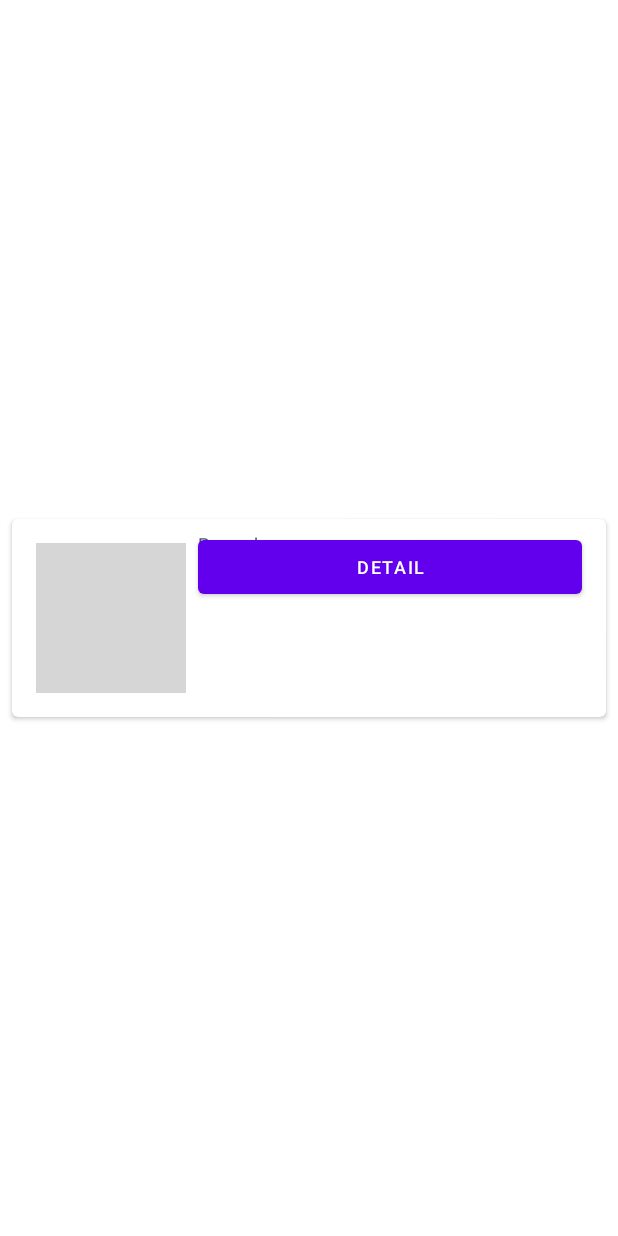
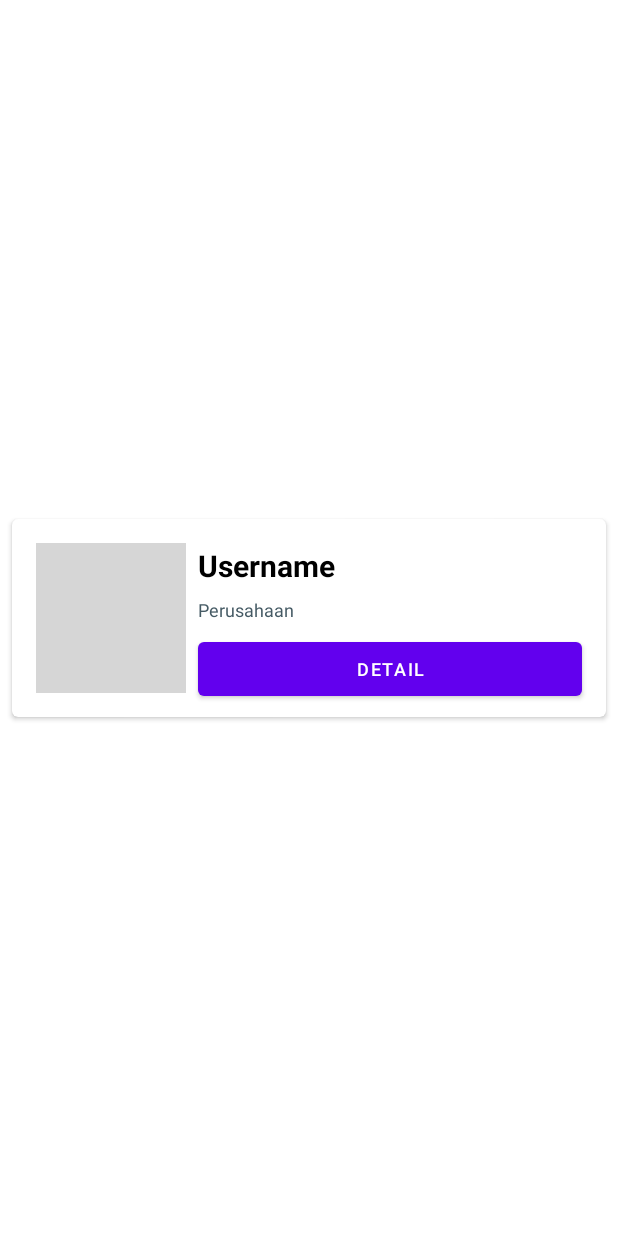
Before and after one commit to bahrianpro/GithubUser, an Android app: the layout item_user_list.xml on its own in the app's theme, with its tools: preview values and no code run, on a phone screen of 412 x 824 dp. Run offline under Robolectric (Android 15) with nearby library versions, the phone set to English and light mode, and no system bars; grey boxes are pictures that could not be loaded.

Commit message:
perbaikan1

```diff
--- a/app/src/main/java/com/bahrianpro/githubuser/MainActivity.kt
+++ b/app/src/main/java/com/bahrianpro/githubuser/MainActivity.kt
@@ -31,18 +31,19 @@ class MainActivity : AppCompatActivity() {
         val dtCompany = resources.getStringArray(R.array.dt_company)
         val dtFollowers = resources.getStringArray(R.array.dt_followers)
         val dtFollowing = resources.getStringArray(R.array.dt_following)
-        val dtAvatares = resources.getStringArray(R.array.dt_avatares)
+        val dtAvatares = resources.obtainTypedArray(R.array.dt_avatares)
 
         val listUser = ArrayList<UserList>()
         for (i in dtUsername.indices){
             val userL = UserList(
+                            dtUsername[i],
                             dtName[i],
                             dtLocation[i],
                             dtRepository[i],
                             dtCompany[i],
                             dtFollowers[i],
                             dtFollowing[i],
-                            dtAvatares[i]
+                            dtAvatares.getResourceId(i, -1)
             )
             listUser.add(userL)
         }
--- a/app/src/main/java/com/bahrianpro/githubuser/adapter/UserListAdapter.kt
+++ b/app/src/main/java/com/bahrianpro/githubuser/adapter/UserListAdapter.kt
@@ -25,7 +25,7 @@ class UserListAdapter (private val userList:ArrayList<UserList>) :
 
     override fun onBindViewHolder(holder: ListUserViewHolder, position: Int) {
         val (username, company, avatares) = userList[position]
-        holder.imgAvatar.setImageResource(avatares)
+        holder.imgAvatar.setImageResource(avatares.toInt())
         holder.txtUsername.text = username
         holder.txtPerusahaan.text = company
     }
--- a/app/src/main/java/com/bahrianpro/githubuser/model/UserList.kt
+++ b/app/src/main/java/com/bahrianpro/githubuser/model/UserList.kt
@@ -12,5 +12,5 @@ data class UserList(
     var company: String,
     var followers: String,
     var following: String,
-    var avatares: String
+    var avatares: Int
 ) : Parcelable
--- a/app/src/main/res/layout/item_user_list.xml
+++ b/app/src/main/res/layout/item_user_list.xml
@@ -41,7 +41,7 @@
             android:textColor="@color/black"
             android:textSize="20sp"
             android:textStyle="bold"
-            tools:text="@string/username"
+            android:text="@string/username"
             card_view:layout_constraintEnd_toEndOf="parent"
             card_view:layout_constraintStart_toEndOf="@+id/img_avatar"
             card_view:layout_constraintTop_toTopOf="parent" />
@@ -53,12 +53,13 @@
             android:layout_marginStart="8dp"
             android:layout_marginEnd="8dp"
             android:layout_toEndOf="@id/txt_username"
+            android:text="@string/company"
             android:textColor="@color/gray_dark"
             android:textSize="12sp"
-            tools:text="@string/company"
-            tools:layout_editor_absoluteY="40dp"
+            card_view:layout_constraintBottom_toTopOf="@+id/btn_detail"
             card_view:layout_constraintEnd_toEndOf="parent"
-            card_view:layout_constraintStart_toEndOf="@+id/img_avatar" />
+            card_view:layout_constraintStart_toEndOf="@+id/img_avatar"
+            card_view:layout_constraintTop_toBottomOf="@+id/txt_username" />
 
         <Button
             android:id="@+id/btn_detail"
@@ -67,9 +68,9 @@
             android:layout_marginStart="8dp"
             android:layout_marginEnd="8dp"
             android:layout_toEndOf="@id/txt_perusahaan"
+            android:text="@string/detail"
             android:textSize="12sp"
-            tools:text="@string/detail"
-            tools:layout_editor_absoluteY="65dp"
+            card_view:layout_constraintBottom_toBottomOf="parent"
             card_view:layout_constraintEnd_toEndOf="parent"
             card_view:layout_constraintStart_toEndOf="@+id/img_avatar" />
 
--- a/app/src/main/res/values/strings.xml
+++ b/app/src/main/res/values/strings.xml
@@ -101,7 +101,7 @@
         <item>10</item>
     </string-array>
 
-    <string-array name="dt_avatares">
+    <integer-array name="dt_avatares">
         <item>@drawable/user1</item>
         <item>@drawable/user2</item>
         <item>@drawable/user3</item>
@@ -112,5 +112,5 @@
         <item>@drawable/user8</item>
         <item>@drawable/user9</item>
         <item>@drawable/user10</item>
-    </string-array>
+    </integer-array>
 </resources>
```
